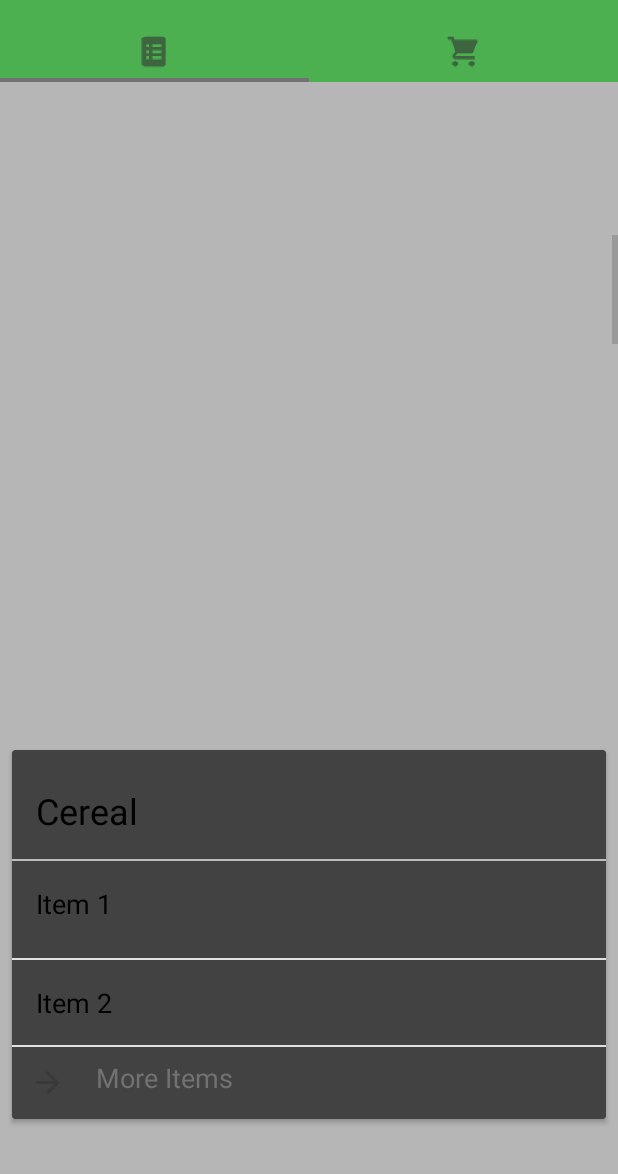
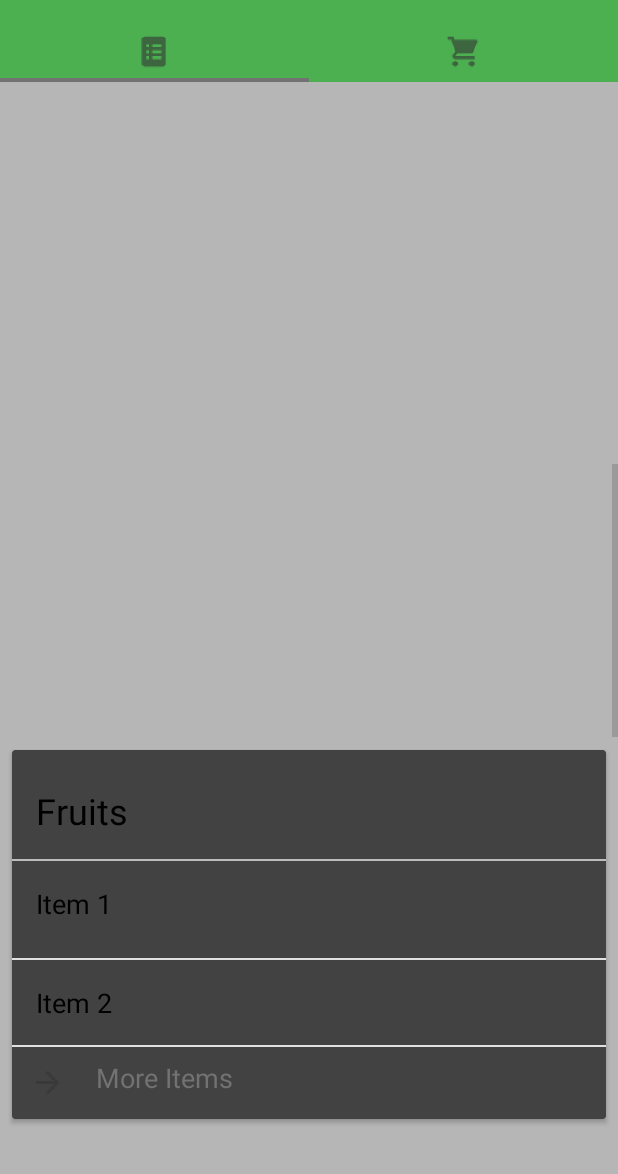
Before and after one commit to maxcell/pantry, an Android app: the screen it shows after launch (MainActivity), scrolled down 1018 dp, on a phone screen of 412 x 824 dp, the part 62-1236 px from its top. Run offline under Robolectric (Android 15) with nearby library versions, the phone set to English and light mode, and no system bars.

Commit message:
Successfully parse JSON and add categories

```diff
--- a/app/src/main/assets/grocerydata.json
+++ b/app/src/main/assets/grocerydata.json
@@ -1,7 +1,8 @@
+{ "groceries":
   [
     {
-    "Bakery":
-    [
+      "category": "Bakery",
+      "items": [
         "Bread",
         "Donuts",
         "Cakes"
@@ -9,8 +10,8 @@
     },
 
     {
-    "Beverages":
-    [
+      "category": "Beverages",
+      "items": [
         "Coke",
         "Apple Juice",
         "Orange Juice"
@@ -18,11 +19,12 @@
     },
 
     {
-    "Fruits":
-    [
+      "category": "Fruits",
+      "items": [
         "Bananas",
         "Cherries",
         "Apples"
       ]
     }
   ]
+}
--- a/app/src/main/java/com/example/android/materialtest/CardListFragment.java
+++ b/app/src/main/java/com/example/android/materialtest/CardListFragment.java
@@ -4,12 +4,22 @@ import android.os.Bundle;
 import android.support.v4.app.Fragment;
 import android.support.v7.widget.LinearLayoutManager;
 import android.support.v7.widget.RecyclerView;
+import android.util.Log;
 import android.view.LayoutInflater;
 import android.view.View;
 import android.view.ViewGroup;
 
+import org.json.JSONArray;
+import org.json.JSONException;
+import org.json.JSONObject;
+
+import java.io.IOError;
+import java.io.IOException;
+import java.io.InputStream;
+import java.lang.reflect.Array;
 import java.util.ArrayList;
 import java.util.Collections;
+import java.util.HashMap;
 
 /**
  * Created by Prince on 7/28/15.
@@ -46,15 +56,21 @@ public class CardListFragment extends Fragment {
 //        Not sure how I feel about this one yet
 //        categories.add("Baby Items");
 
-        categories.add("Bakery");
-        categories.add("Beverages");
-        categories.add("Cereal");
-        categories.add("Deli");
-        categories.add("Fruits");
-        categories.add("Vegetables");
-        categories.add("Meat");
-        categories.add("Grains");
-        categories.add("Dairy");
+//        categories.add("Bakery");
+//        categories.add("Beverages");
+//        categories.add("Cereal");
+//        categories.add("Deli");
+//        categories.add("Fruits");
+//        categories.add("Vegetables");
+//        categories.add("Meat");
+//        categories.add("Grains");
+//        categories.add("Dairy");
+
+        HashMap<String, ArrayList<String>> category = parseJSON();
+        for(int i = 0; i < category.keySet().size(); i++){
+            categories.add((String) (category.keySet().toArray())[i]);
+        }
+
 
         // Sort the contents
         Collections.sort(categories);
@@ -62,6 +78,61 @@ public class CardListFragment extends Fragment {
         // Add this last to keep any user added items out of the way
         categories.add("Miscellaneous");
 
+//        Log.v("INSIDE", (String) (category.keySet().toArray())[0]);
+
         return categories;
     }
+
+
+    private String readJSON(){
+
+        String json;
+        try{
+            InputStream is = getActivity().getAssets().open("grocerydata.json");
+            int size = is.available();
+            byte[] buffer = new byte[size];
+
+            is.read(buffer);
+            is.close();
+            json = new String(buffer, "UTF-8");
+        } catch(IOException ex){
+            ex.printStackTrace();
+            return null;
+        }
+
+        return json;
+    }
+
+    private HashMap<String, ArrayList<String>> parseJSON(){
+        HashMap<String, ArrayList<String>> categories = new HashMap<>();
+        try{
+            JSONObject obj = new JSONObject(readJSON());
+            JSONArray mJSONArray = obj.getJSONArray("groceries");
+
+
+
+
+            for(int i = 0; i < mJSONArray.length(); i++){
+                ArrayList<String> itemList = new ArrayList<>();
+                JSONObject inArray = mJSONArray.getJSONObject(i);
+                String title = inArray.getString("category");
+
+                JSONArray categoryList = inArray.getJSONArray("items");
+
+                for(int j = 0; j < categoryList.length(); j++){
+                itemList.add(categoryList.getString(j));
+                }
+
+                categories.put(title, itemList);
+            }
+
+        }catch(JSONException e){
+            e.printStackTrace();
+        }
+
+        finally {
+            return categories;
+        }
+
+    }
 }
```
Lines whose indentation alone changed are shown as unchanged.
